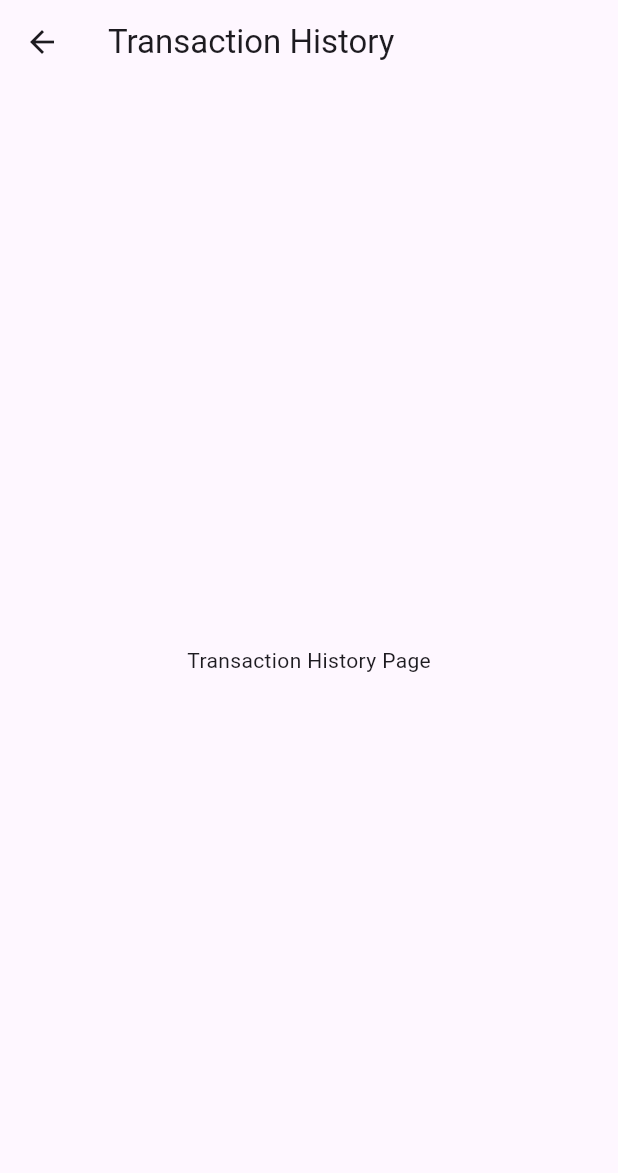
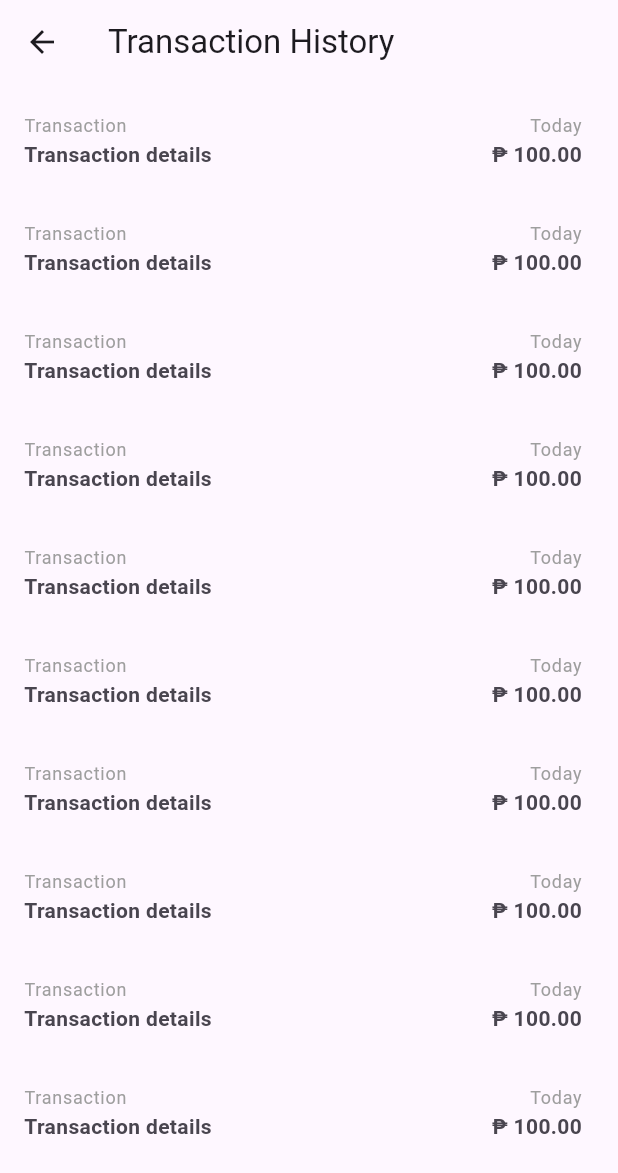
Before and after one commit to rirjkl19/send_money_app, a Flutter app: the TransactionHistoryPage screen opened by its route, on a phone screen of 412 x 824 dp. Shown: the top 1173 px of the screen. Run offline on Flutter 3.47's test engine with Material 3 defaults, Android fonts, the phone set to English and light mode, and no system bars.

Commit message:
FEAT: Add Transaction History (UI)

```diff
--- a/lib/src/features/transaction_history/presentation/pages/transaction_history_page.dart
+++ b/lib/src/features/transaction_history/presentation/pages/transaction_history_page.dart
@@ -1,4 +1,5 @@
 import 'package:flutter/material.dart';
+import 'package:money_send_app/src/features/transaction_history/presentation/widgets/transaction_list_card.dart';
 
 class TransactionHistoryPage extends StatelessWidget {
   const TransactionHistoryPage({super.key});
@@ -11,8 +12,11 @@ class TransactionHistoryPage extends StatelessWidget {
       appBar: AppBar(
         title: const Text('Transaction History'),
       ),
-      body: const Center(
-        child: Text('Transaction History Page'),
+      body: ListView.builder(
+        itemCount: 10,
+        itemBuilder: (context, index) {
+          return TransactionCard();
+        },
       ),
     );
   }
--- /dev/null
+++ b/lib/src/features/transaction_history/presentation/widgets/transaction_list_card.dart
@@ -0,0 +1,25 @@
+import 'package:flutter/material.dart';
+
+class TransactionCard extends StatelessWidget {
+  const TransactionCard({super.key});
+
+  @override
+  Widget build(BuildContext context) {
+    return const ListTile(
+      title: Row(
+        mainAxisAlignment: MainAxisAlignment.spaceBetween,
+        children: [
+          Text('Transaction', style: TextStyle(color: Colors.grey, fontSize: 12)),
+          Text('Today', style: TextStyle(color: Colors.grey, fontSize: 12)),
+        ],
+      ),
+      subtitle: Row(
+        mainAxisAlignment: MainAxisAlignment.spaceBetween,
+        children: [
+          Text('Transaction details', style: TextStyle(fontWeight: FontWeight.bold)),
+          Text('₱ 100.00', style: TextStyle(fontWeight: FontWeight.bold)),
+        ],
+      ),
+    );
+  }
+}
```
